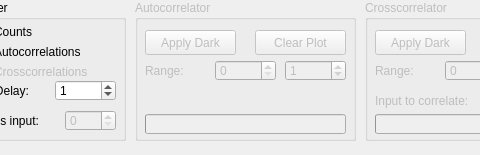
ahp-electronics/xc-gui, file line.ui: the form before one commit; both pictures show x 195 to 675 and y 0 to 155 of the 1200 by 155 pixel window.
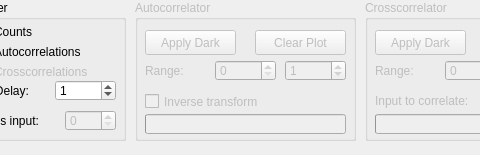
The form after the commit.

Commit message: Added inverse transform checkbox into line tabs

```diff
--- a/line.ui
+++ b/line.ui
@@ -184,6 +184,19 @@
      <number>1</number>
     </property>
    </widget>
+   <widget class="QCheckBox" name="IDFT">
+    <property name="geometry">
+     <rect>
+      <x>10</x>
+      <y>90</y>
+      <width>191</width>
+      <height>23</height>
+     </rect>
+    </property>
+    <property name="text">
+     <string>Inverse transform</string>
+    </property>
+   </widget>
   </widget>
   <widget class="QGroupBox" name="Counter">
    <property name="enabled">
```
The commit also changes 5 other files.
